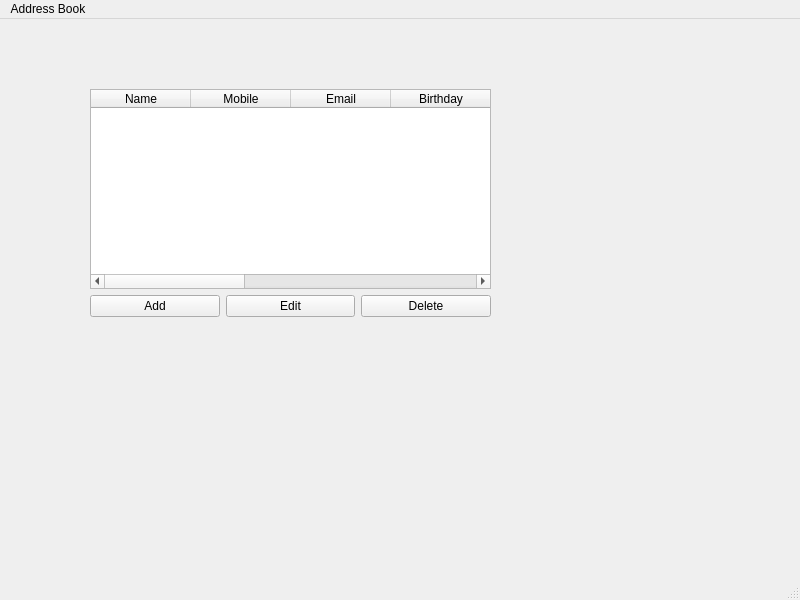
Before: the Qt Designer form qt_addressbook/mainwindow.ui in Bharath8071/qt_addressbook, drawn with Qt 5.
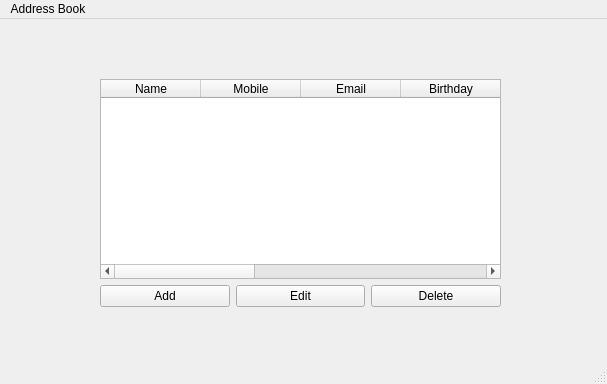
After: the same form once the commit is applied.

Patch:
```diff
--- a/qt_addressbook/mainwindow.ui
+++ b/qt_addressbook/mainwindow.ui
@@ -6,8 +6,8 @@
    <rect>
     <x>0</x>
     <y>0</y>
-    <width>800</width>
-    <height>600</height>
+    <width>607</width>
+    <height>384</height>
    </rect>
   </property>
   <property name="windowTitle">
@@ -17,8 +17,8 @@
    <widget class="QWidget" name="">
     <property name="geometry">
      <rect>
-      <x>90</x>
-      <y>70</y>
+      <x>100</x>
+      <y>60</y>
       <width>401</width>
       <height>228</height>
      </rect>
@@ -110,7 +110,7 @@
     <rect>
      <x>0</x>
      <y>0</y>
-     <width>800</width>
+     <width>607</width>
      <height>23</height>
     </rect>
    </property>
```
Left out of the diff: 4 changed lines with no effect on the pictures.
